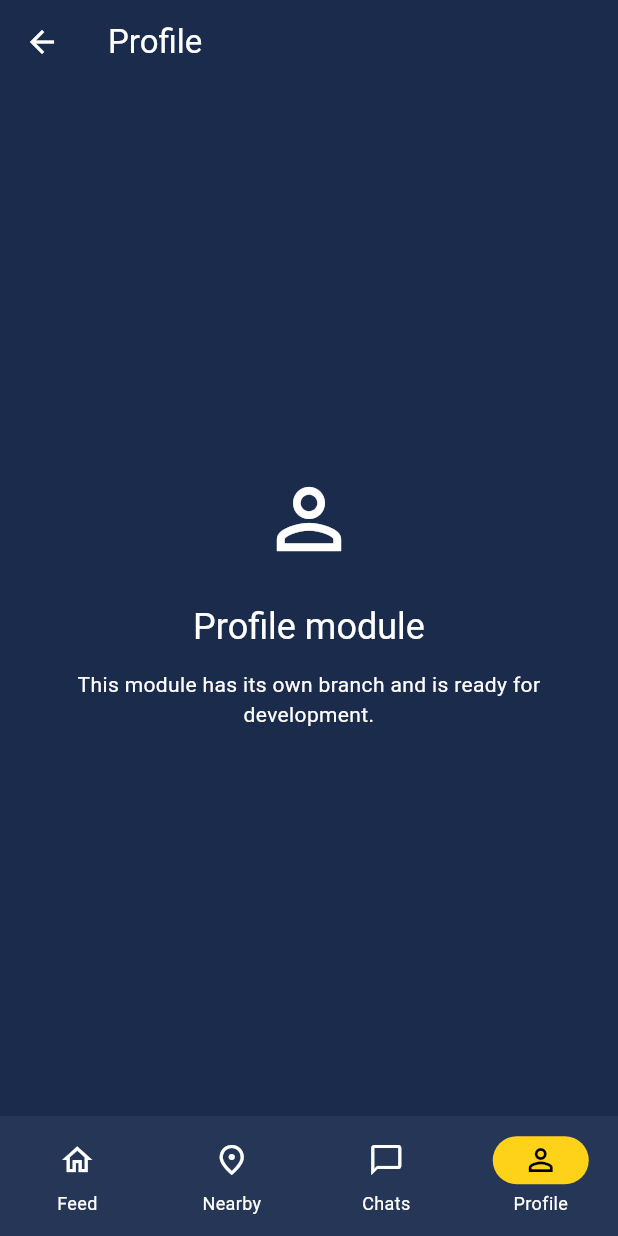
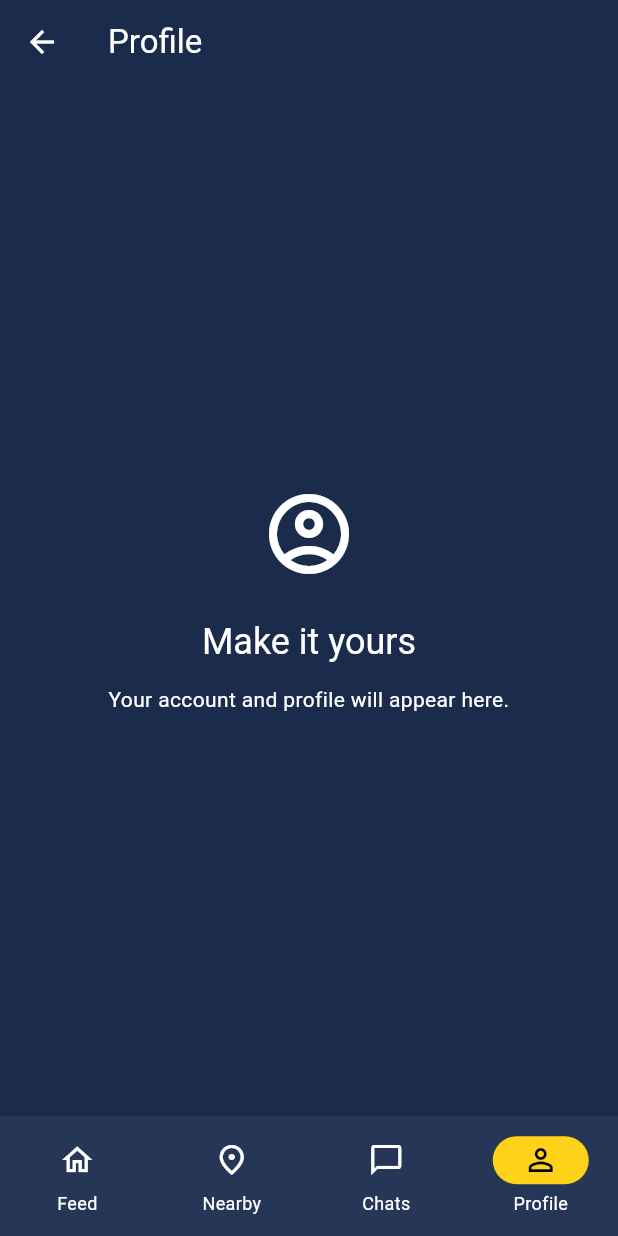
Before and after one commit to Mohamed-Mansouri/Connectly-v2, a Flutter app: the AppShell screen opened directly, item 4 of the bottom bar chosen, on a phone screen of 412 x 824 dp. Run offline on Flutter 3.47's test engine with Material 3 defaults, Android fonts, the phone set to English and light mode, and no system bars.

Commit message:
feat(auth): start profile module

```diff
--- a/lib/features/auth/module_entry.dart
+++ b/lib/features/auth/module_entry.dart
@@ -1,15 +1,12 @@
 import 'package:flutter/material.dart';
 
-import '../../shared/presentation/module_placeholder_screen.dart';
+import 'presentation/profile_screen.dart';
 
 class AuthModule extends StatelessWidget {
   const AuthModule({super.key});
 
   @override
   Widget build(BuildContext context) {
-    return const ModulePlaceholderScreen(
-      title: 'Profile',
-      icon: Icons.person_outline,
-    );
+    return const ProfileScreen();
   }
 }
--- /dev/null
+++ b/lib/features/auth/presentation/profile_screen.dart
@@ -0,0 +1,19 @@
+import 'package:flutter/material.dart';
+
+import '../../../shared/presentation/empty_state.dart';
+
+class ProfileScreen extends StatelessWidget {
+  const ProfileScreen({super.key});
+
+  @override
+  Widget build(BuildContext context) {
+    return Scaffold(
+      appBar: AppBar(title: const Text('Profile')),
+      body: const EmptyState(
+        icon: Icons.account_circle_outlined,
+        title: 'Make it yours',
+        message: 'Your account and profile will appear here.',
+      ),
+    );
+  }
+}
```
Also changed, not shown: 1 other file.
